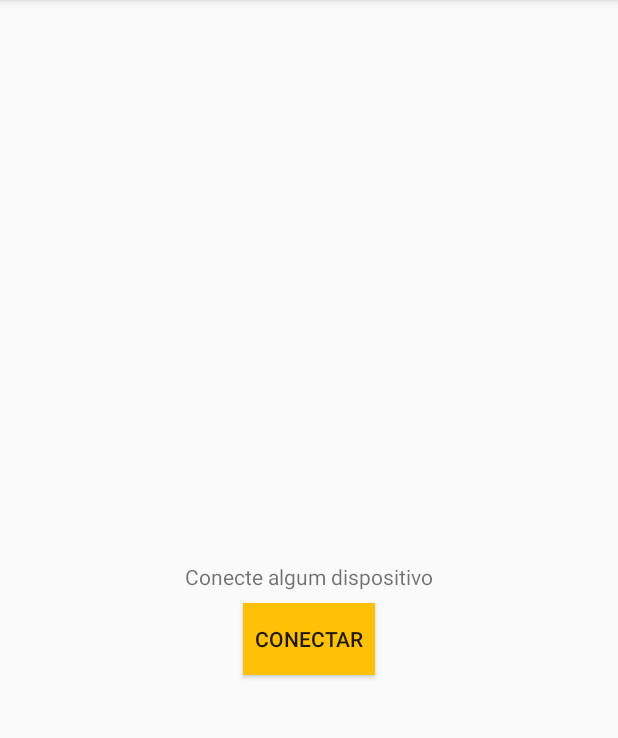
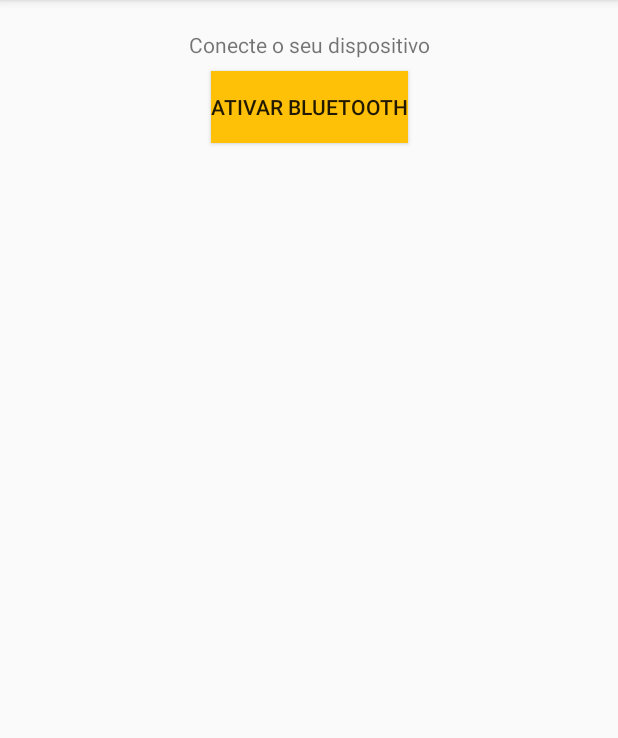
Before and after one commit to guiserra/Challenge-Sirio, an Android app: the DeviceActivity screen opened directly, with no data from a screen before it, on a phone screen of 412 x 824 dp, the part 84-822 px from its top. Run offline under Robolectric (Android 15) with nearby library versions, the phone set to English and light mode, and no system bars.

Commit message:
adicionado a função de ativar o bluetooth

```diff
--- a/app/src/main/AndroidManifest.xml
+++ b/app/src/main/AndroidManifest.xml
@@ -6,6 +6,8 @@
     <uses-permission android:name="android.permission.GET_ACCOUNTS" />
     <uses-permission android:name="android.permission.READ_PROFILE" />
     <uses-permission android:name="android.permission.READ_CONTACTS" />
+    <uses-permission android:name="android.permission.BLUETOOTH" />
+    <uses-permission android:name="android.permission.BLUETOOTH_ADMIN" />
 
     <application
         android:allowBackup="true"
--- a/app/src/main/java/com/example/guilhermeserra/challlengesirio/DeviceActivity.java
+++ b/app/src/main/java/com/example/guilhermeserra/challlengesirio/DeviceActivity.java
@@ -1,13 +1,57 @@
 package com.example.guilhermeserra.challlengesirio;
 
+import android.bluetooth.BluetoothAdapter;
+import android.content.Intent;
 import android.support.v7.app.AppCompatActivity;
 import android.os.Bundle;
+import android.view.View;
+import android.widget.Button;
+import android.widget.Toast;
 
 public class DeviceActivity extends AppCompatActivity {
+
+    Button buttonOn;
+    BluetoothAdapter myBluetoothAdapter;
+
+    Intent btEnablingIntent;
+    int requestCodeForeEnable;
 
     @Override
     protected void onCreate(Bundle savedInstanceState) {
         super.onCreate(savedInstanceState);
         setContentView(R.layout.activity_device);
+
+        buttonOn = (Button) findViewById(R.id.ligarBluetooth);
+        myBluetoothAdapter = BluetoothAdapter.getDefaultAdapter();
+        btEnablingIntent = new Intent(BluetoothAdapter.ACTION_REQUEST_ENABLE);
+        requestCodeForeEnable = 1;
+
+        bluetoothOnMethod();
+    }
+
+    @Override
+    protected void onActivityResult(int requestCode, int resultCode, Intent data) {
+        if(requestCode == requestCodeForeEnable){
+            if(resultCode == RESULT_OK){
+                Toast.makeText(getApplicationContext(),"Bluetooth is enable",Toast.LENGTH_LONG).show();
+            }else if(resultCode == RESULT_CANCELED){
+                Toast.makeText(getApplicationContext(),"Bluetooth Enabling Cancelled",Toast.LENGTH_LONG).show();
+            }
+        }
+    }
+
+    private void bluetoothOnMethod() {
+        buttonOn.setOnClickListener(new View.OnClickListener() {
+            @Override
+            public void onClick(View v) {
+                if(myBluetoothAdapter == null){
+                    Toast.makeText(getApplicationContext(),"Bluetooth does not support on this Device", Toast.LENGTH_LONG).show();
+                }else{
+                    if(!myBluetoothAdapter.isEnabled()){
+                        startActivityForResult(btEnablingIntent,requestCodeForeEnable);
+                    }
+                }
+            }
+        });
     }
 }
--- a/app/src/main/java/com/example/guilhermeserra/challlengesirio/MainActivity.java
+++ b/app/src/main/java/com/example/guilhermeserra/challlengesirio/MainActivity.java
@@ -24,7 +24,7 @@ public class MainActivity extends AppCompatActivity
         super.onCreate(savedInstanceState);
         setContentView(R.layout.activity_main);
         Toolbar toolbar = (Toolbar) findViewById(R.id.toolbar);
-        setSupportActionBar(toolbar);
+        //setSupportActionBar(toolbar);
 
         FloatingActionButton fab = (FloatingActionButton) findViewById(R.id.fab);
         fab.setOnClickListener(new View.OnClickListener() {
--- a/app/src/main/res/drawable/gradient.xml
+++ b/app/src/main/res/drawable/gradient.xml
@@ -2,9 +2,9 @@
 <shape xmlns:android="http://schemas.android.com/apk/res/android"
     android:shape="rectangle">
     <gradient
-        android:startColor="#3D5069"
-        android:centerColor="#2A3c58"
-        android:endColor="#192943"
+        android:startColor="#fdfdf3"
+        android:centerColor="#fcfced"
+        android:endColor="#fcfbec"
         android:angle="0"/>
     <corners
         android:radius="0dp"/>
--- a/app/src/main/res/layout/activity_device.xml
+++ b/app/src/main/res/layout/activity_device.xml
@@ -14,21 +14,22 @@
         android:layout_marginEnd="8dp"
         android:layout_marginStart="8dp"
         android:layout_marginTop="8dp"
-        android:text="Conecte algum dispositivo"
+        android:text="Conecte o seu dispositivo"
         app:layout_constraintBottom_toBottomOf="parent"
         app:layout_constraintEnd_toEndOf="parent"
         app:layout_constraintStart_toStartOf="parent"
-        app:layout_constraintTop_toTopOf="parent" />
+        app:layout_constraintTop_toTopOf="parent"
+        app:layout_constraintVertical_bias="0.016" />
 
     <Button
-        android:id="@+id/button"
+        android:id="@+id/ligarBluetooth"
         android:layout_width="wrap_content"
         android:layout_height="wrap_content"
         android:layout_marginEnd="8dp"
         android:layout_marginStart="8dp"
         android:layout_marginTop="8dp"
         android:background="@color/colorPrimary"
-        android:text="Conectar"
+        android:text="Ativar Bluetooth"
         app:layout_constraintEnd_toEndOf="parent"
         app:layout_constraintStart_toStartOf="parent"
         app:layout_constraintTop_toBottomOf="@+id/textView10" />
--- a/app/src/main/res/layout/activity_familiar.xml
+++ b/app/src/main/res/layout/activity_familiar.xml
@@ -15,7 +15,6 @@
         android:gravity="center"
         android:orientation="vertical"
         app:layout_constraintEnd_toEndOf="parent"
-        app:layout_constraintHorizontal_bias="1.0"
         app:layout_constraintStart_toStartOf="parent"
         app:layout_constraintTop_toTopOf="parent">
 
@@ -165,9 +164,9 @@
                     android:layout_marginEnd="164dp"
                     android:layout_marginTop="8dp"
                     android:background="@color/transparente"
-                    android:textSize="20dp"
                     android:text="Amanda Jones"
                     android:textColor="@color/cardview_dark_background"
+                    android:textSize="20dp"
                     app:layout_constraintBottom_toTopOf="@+id/textView9"
                     app:layout_constraintEnd_toEndOf="parent"
                     app:layout_constraintTop_toTopOf="parent"
--- a/app/src/main/res/layout/activity_login.xml
+++ b/app/src/main/res/layout/activity_login.xml
@@ -57,7 +57,7 @@
     <android.support.v7.widget.CardView
         android:layout_width="300dp"
         android:layout_height="50dp"
-        app:cardBackgroundColor="@color/colorAccent"
+        app:cardBackgroundColor="@color/colorPrimary"
         app:cardCornerRadius="25dp"
         app:cardElevation="10dp"
         android:id="@+id/cardViewLogin"
--- a/app/src/main/res/layout/app_bar_main.xml
+++ b/app/src/main/res/layout/app_bar_main.xml
@@ -14,7 +14,7 @@
         <android.support.v7.widget.Toolbar
             android:id="@+id/toolbar"
             android:layout_width="match_parent"
-            android:layout_height="?attr/actionBarSize"
+            android:layout_height="match_parent"
             android:background="?attr/colorPrimary"
             app:popupTheme="@style/AppTheme.PopupOverlay" />
 
```
Also changed, not shown: app/src/main/java/com/example/guilhermeserra/challlengesirio/LoginActivity.java (+7 -1 lines), app/src/main/res/drawable/facebook.png, app/src/main/res/drawable/instagram.png, app/src/main/res/drawable/twitter.png, 3 other files.
